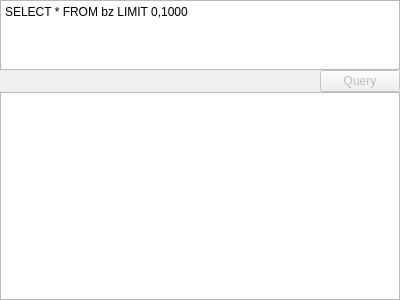
The window that querywidget.ui (BugenZhao/MTAnalyzer) describes before a commit, drawn with Qt 5.
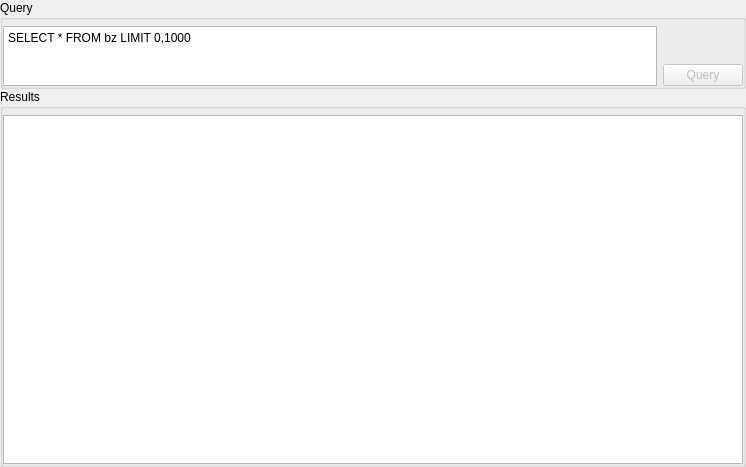
The same window after the commit.

```diff
--- a/querywidget.ui
+++ b/querywidget.ui
@@ -6,8 +6,8 @@
    <rect>
     <x>0</x>
     <y>0</y>
-    <width>400</width>
-    <height>300</height>
+    <width>746</width>
+    <height>467</height>
    </rect>
   </property>
   <property name="windowTitle">
@@ -27,14 +27,14 @@
     <number>0</number>
    </property>
    <item>
-    <layout class="QVBoxLayout" name="verticalLayout" stretch="1,1,3">
+    <layout class="QVBoxLayout" name="verticalLayout" stretch="1,1,0">
      <property name="spacing">
       <number>0</number>
      </property>
      <item>
-      <widget class="QPlainTextEdit" name="queryInput">
+      <widget class="QGroupBox" name="groupBox">
        <property name="sizePolicy">
-        <sizepolicy hsizetype="Expanding" vsizetype="Minimum">
+        <sizepolicy hsizetype="Preferred" vsizetype="Fixed">
          <horstretch>0</horstretch>
          <verstretch>0</verstretch>
         </sizepolicy>
@@ -42,28 +42,21 @@
        <property name="minimumSize">
         <size>
          <width>0</width>
-         <height>50</height>
+         <height>0</height>
         </size>
        </property>
-       <property name="plainText">
-        <string>SELECT * FROM bz LIMIT 0,1000</string>
+       <property name="title">
+        <string>Query</string>
        </property>
-      </widget>
-     </item>
-     <item>
-      <widget class="QWidget" name="queryButtonWidget" native="true">
-       <property name="sizePolicy">
-        <sizepolicy hsizetype="Expanding" vsizetype="Fixed">
-         <horstretch>0</horstretch>
-         <verstretch>0</verstretch>
-        </sizepolicy>
+       <property name="flat">
+        <bool>true</bool>
        </property>
-       <layout class="QHBoxLayout" name="horizontalLayout_2">
+       <layout class="QGridLayout" name="gridLayout">
         <property name="leftMargin">
          <number>0</number>
         </property>
         <property name="topMargin">
-         <number>0</number>
+         <number>6</number>
         </property>
         <property name="rightMargin">
          <number>0</number>
@@ -71,40 +64,100 @@
         <property name="bottomMargin">
          <number>0</number>
         </property>
-        <item>
-         <spacer name="horizontalSpacer">
-          <property name="orientation">
-           <enum>Qt::Horizontal</enum>
-          </property>
-          <property name="sizeHint" stdset="0">
-           <size>
-            <width>40</width>
-            <height>20</height>
-           </size>
-          </property>
-         </spacer>
-        </item>
-        <item>
+        <item row="1" column="2">
          <widget class="QPushButton" name="queryButton">
           <property name="enabled">
            <bool>false</bool>
           </property>
+          <property name="sizePolicy">
+           <sizepolicy hsizetype="Fixed" vsizetype="Fixed">
+            <horstretch>0</horstretch>
+            <verstretch>0</verstretch>
+           </sizepolicy>
+          </property>
           <property name="text">
            <string>Query</string>
           </property>
          </widget>
         </item>
+        <item row="0" column="0" rowspan="2" colspan="2">
+         <widget class="QPlainTextEdit" name="queryInput">
+          <property name="sizePolicy">
+           <sizepolicy hsizetype="Expanding" vsizetype="Ignored">
+            <horstretch>0</horstretch>
+            <verstretch>0</verstretch>
+           </sizepolicy>
+          </property>
+          <property name="minimumSize">
+           <size>
+            <width>0</width>
+            <height>60</height>
+           </size>
+          </property>
+          <property name="plainText">
+           <string>SELECT * FROM bz LIMIT 0,1000</string>
+          </property>
+         </widget>
+        </item>
        </layout>
       </widget>
      </item>
      <item>
-      <widget class="QTableView" name="resultTable">
+      <widget class="QWidget" name="queryButtonWidget" native="true">
        <property name="sizePolicy">
-        <sizepolicy hsizetype="Expanding" vsizetype="Expanding">
+        <sizepolicy hsizetype="Expanding" vsizetype="Fixed">
          <horstretch>0</horstretch>
          <verstretch>0</verstretch>
         </sizepolicy>
        </property>
+       <layout class="QHBoxLayout" name="horizontalLayout_2">
+        <property name="leftMargin">
+         <number>0</number>
+        </property>
+        <property name="topMargin">
+         <number>0</number>
+        </property>
+        <property name="rightMargin">
+         <number>0</number>
+        </property>
+        <property name="bottomMargin">
+         <number>0</number>
+        </property>
+       </layout>
+      </widget>
+     </item>
+     <item>
+      <widget class="QGroupBox" name="groupBox_2">
+       <property name="title">
+        <string>Results</string>
+       </property>
+       <property name="flat">
+        <bool>true</bool>
+       </property>
+       <layout class="QVBoxLayout" name="verticalLayout_4">
+        <property name="leftMargin">
+         <number>0</number>
+        </property>
+        <property name="topMargin">
+         <number>6</number>
+        </property>
+        <property name="rightMargin">
+         <number>0</number>
+        </property>
+        <property name="bottomMargin">
+         <number>0</number>
+        </property>
+        <item>
+         <widget class="QTableView" name="resultTable">
+          <property name="sizePolicy">
+           <sizepolicy hsizetype="Expanding" vsizetype="Expanding">
+            <horstretch>0</horstretch>
+            <verstretch>0</verstretch>
+           </sizepolicy>
+          </property>
+         </widget>
+        </item>
+       </layout>
       </widget>
      </item>
     </layout>
```
